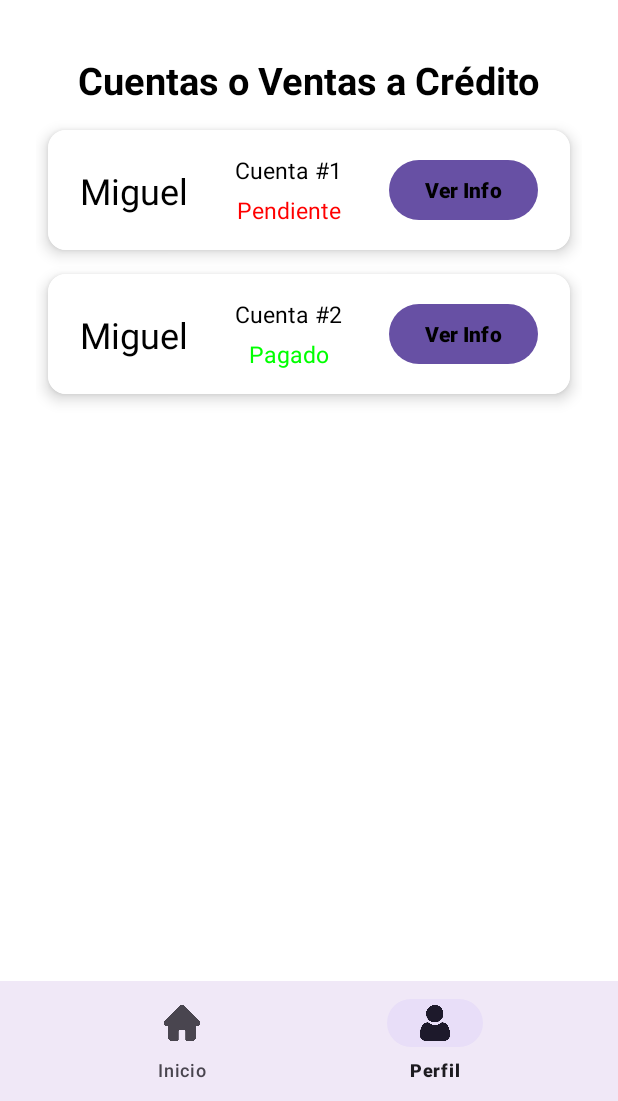
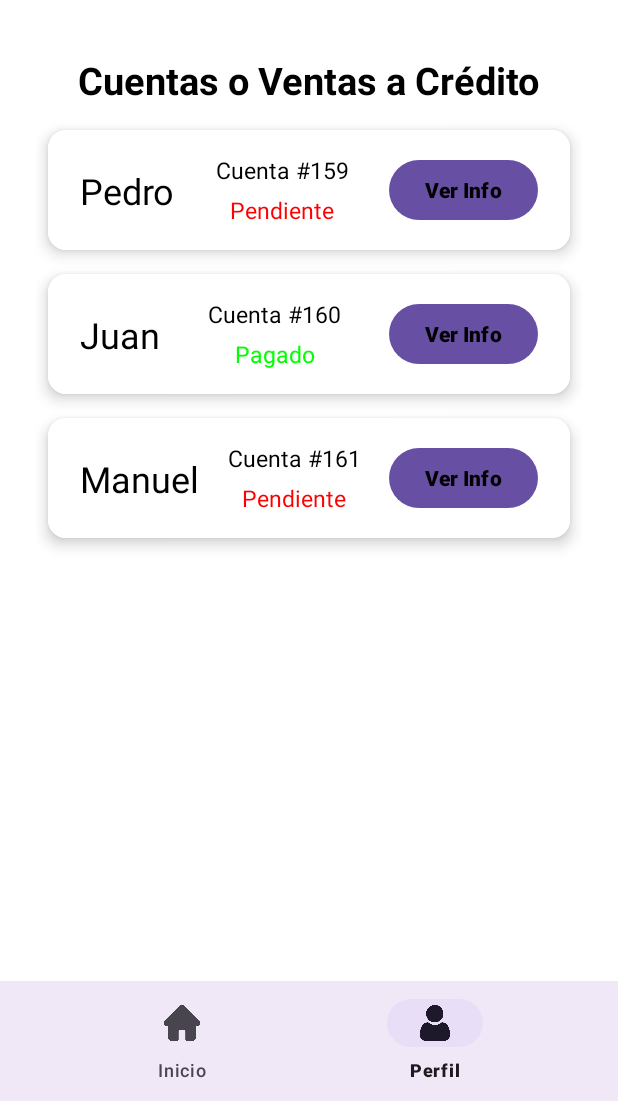
Before and after one commit to IrregularP/AppFerreteria, an Android app: the fragment CuentasPorCobrarFragment placed in its activity, on a phone screen of 412 x 824 dp, the part 135-1236 px from its top. Run offline under Robolectric (Android 15) with nearby library versions, the light colour scheme and no system bars.

Commit message:
Nueva funcion agregada

```diff
--- a/app/src/main/java/com/example/appferreteria/CuentasPorCobrarFragment.java
+++ b/app/src/main/java/com/example/appferreteria/CuentasPorCobrarFragment.java
@@ -9,17 +9,26 @@ import android.widget.Button;
 import android.widget.GridLayout;
 import android.widget.TextView;
 import androidx.fragment.app.Fragment;
-import java.util.ArrayList;
+
 import java.util.List;
+
+import models.venta;
+import models.cliente;
 import models.cuentasPorCobrar;
 import models.usuario;
+
+import mockdata.ventaFakeData;
+import mockdata.clienteFakeData;
 import mockdata.cuentasPorCobrarFakeData;
 
 public class CuentasPorCobrarFragment extends Fragment {
 
     GridLayout gridLayout;
     LayoutInflater globalInflater;
-    List<cuentasPorCobrar> listaCuentas;
+    List<cuentasPorCobrar> ListadeCuentas;
+    List<venta> ListaDeVentas;
+    List<cliente> ListaDeClientes;
+
 
 
     @Override
@@ -29,17 +38,30 @@ public class CuentasPorCobrarFragment extends Fragment {
         globalInflater = inflater;
         gridLayout = view.findViewById(R.id.cuentas);
 
-        listaCuentas = new ArrayList<>(obtenerCuentas());
+        ListadeCuentas = obtenerCuentas();
+        ListaDeVentas = obtenerVentas();
+        ListaDeClientes = obtenerClientes();
+
         renderizarCuentas();
 
         return view;
+    }
 
+    private List<venta> obtenerVentas(){
+        //CAMBIAR POR LO DEL API
+        return ventaFakeData.getVentas();
+    }
+
+    private List<cliente> obtenerClientes(){
+        //CAMBIAR POR LO DEL API
+        return clienteFakeData.getClientes();
     }
 
     private List<cuentasPorCobrar> obtenerCuentas(){
-       //CAMBIAR POR LO DE LA API
-       return cuentasPorCobrarFakeData.getCuentas();
+        //CAMBIAR POR LO DEL API
+        return cuentasPorCobrarFakeData.getCuentas();
     }
+
 
     private void renderizarCuentas(){
         gridLayout.removeAllViews();
@@ -47,33 +69,62 @@ public class CuentasPorCobrarFragment extends Fragment {
         usuario UsuarioActual = SessionManager.getUsuario(getContext());
         boolean esAdmin = UsuarioActual != null && UsuarioActual.getRol().equalsIgnoreCase("administrador");
 
-        for (cuentasPorCobrar cuenta : listaCuentas){
+        for (cuentasPorCobrar cuenta : ListadeCuentas){
             View card = globalInflater.inflate(R.layout.item_card_cuentas, gridLayout, false);
 
             TextView NoCuenta = card.findViewById(R.id.numCuenta);
             TextView EstadoCuenta = card.findViewById(R.id.EstadoCuenta);
+            TextView ClienteNombre = card.findViewById(R.id.ClienteDeLaCuenta);
             Button VerInfo = card.findViewById(R.id.btnVerInfo);
             Button BorrarCuenta = card.findViewById(R.id.BorrarCuenta);
 
+            //Mostrar numero de cuenta
             NoCuenta.setText("Cuenta #" + cuenta.getIdCuenta());
+
+            //Mostar estado
             EstadoCuenta.setText(cuenta.getEstado());
-
             if(cuenta.getEstado().equalsIgnoreCase("pendiente")){
                 EstadoCuenta.setTextColor(Color.RED);
             }else if(cuenta.getEstado().equalsIgnoreCase("pagado")){
                 EstadoCuenta.setTextColor(Color.GREEN);
             }
 
+            //Buscar venta relacionada
+            venta VentaRelacionada = null;
+            for(venta ventaObj : ListaDeVentas){
+                if(ventaObj.getIdVenta() == cuenta.getIdVenta()){
+                    VentaRelacionada = ventaObj;
+                    break;
+                }
+            }
+
+            //Buscar cliente a partir de la venta
+            String NombreCliente = "Cliente Desconocido";
+            if(VentaRelacionada != null){
+                for (cliente Cliente : ListaDeClientes){
+                    if(Cliente.idCliente == VentaRelacionada.getIdCliente()){
+                        NombreCliente = Cliente.getNombre();
+                        break;
+                    }
+                }
+            }
+
+            ClienteNombre.setText(NombreCliente);
+
+            String finalNombreCliente = NombreCliente;
             VerInfo.setOnClickListener(v -> {
                 InfoCuentaDialogFragment dialog = InfoCuentaDialogFragment.newInstance(
-                        cuenta.getIdCuenta(), cuenta.getFechaInicio().toString());
+                        cuenta.getIdCuenta(),
+                        cuenta.getIdVenta(),
+                        cuenta.getFechaInicio().toString(),
+                        finalNombreCliente);
                 dialog.show(getParentFragmentManager(), "infoCuentaDialog");
             });
 
             if (esAdmin){
                 BorrarCuenta.setVisibility(View.VISIBLE);
                 BorrarCuenta.setOnClickListener(v -> {
-                    listaCuentas.remove(cuenta);
+                    ListadeCuentas.remove(cuenta);
                     renderizarCuentas();
                 });
             }else{
--- a/app/src/main/java/mockdata/clienteFakeData.java
+++ b/app/src/main/java/mockdata/clienteFakeData.java
@@ -10,6 +10,7 @@ public class clienteFakeData {
         List<cliente> clientes = new ArrayList<>();
         clientes.add(new cliente(1, "Pedro", "Calle 1", "1243343", "Pedro@gmail.com"));
         clientes.add(new cliente(2, "Juan", "Calle Miguel", "4492121232", "juanito123@gmail.com"));
+        clientes.add(new cliente(3, "Manuel", "Av paseos de reforma", "4497895869", "manelito123@yo.com"));
         return clientes;
     }
 }
--- a/app/src/main/java/mockdata/cuentasPorCobrarFakeData.java
+++ b/app/src/main/java/mockdata/cuentasPorCobrarFakeData.java
@@ -1,16 +1,20 @@
 package mockdata;
 
 import java.time.LocalDate;
+import java.util.ArrayList;
 import java.util.List;
 import models.cuentasPorCobrar;
 
 public class cuentasPorCobrarFakeData {
 
     public static List<cuentasPorCobrar> getCuentas(){
-        return List.of(
-                new cuentasPorCobrar(1, 1, LocalDate.of(2024, 12, 12), "Pendiente"),
-                new cuentasPorCobrar(2, 2, LocalDate.of(2023, 4, 13), "Pagado")
-        );
+        List<cuentasPorCobrar> cuentas = new ArrayList<>();
+
+        cuentas.add(new cuentasPorCobrar(159, 1234, LocalDate.of(2015, 8, 13), "Pendiente"));
+        cuentas.add(new cuentasPorCobrar(160, 5678, LocalDate.of(2012, 12, 7), "Pagado"));
+        cuentas.add(new cuentasPorCobrar(161, 9101, LocalDate.of(2010, 8, 15), "Pendiente"));
+
+        return cuentas;
     }
 
     public static void eliminarCuenta(int idCuenta){
--- a/app/src/main/java/mockdata/ventaFakeData.java
+++ b/app/src/main/java/mockdata/ventaFakeData.java
@@ -9,8 +9,9 @@ public class ventaFakeData {
 
     public static List<venta> getVentas(){
         List<venta> ventas = new ArrayList<>();
-        ventas.add(new venta(1000, LocalDate.of(2024, 8, 12),1, 1));
-        ventas.add(new venta(1001, LocalDate.of(2025, 8, 12),2, 1));
+        ventas.add(new venta(1234, LocalDate.of(2024, 8, 12),1, 1));
+        ventas.add(new venta(5678, LocalDate.of(2025, 8, 12),2, 1));
+        ventas.add(new venta(9101, LocalDate.of(2014, 1, 26), 3, 1));
         return ventas;
     }
 }
```
Also changed, not shown: app/src/main/java/com/example/appferreteria/CategoriaAdapter.java (added, +60 -0 lines), app/src/main/java/com/example/appferreteria/CategoriaFragment.java (added, +51 -0 lines), app/src/main/java/com/example/appferreteria/HomeFragment.java (+7 -4 lines), app/src/main/java/com/example/appferreteria/InfoCuentaDialogFragment.java (+67 -11 lines), app/src/main/java/mockdata/categoriaFakeData.java (added, +22 -0 lines), app/src/main/java/models/abonos.java (+16 -0 lines), app/src/main/java/models/categoria.java (+8 -0 lines), app/src/main/java/models/comprasProducto.java (+24 -0 lines), app/src/main/java/models/detalleVenta.java (+16 -0 lines), app/src/main/res/layout/fragment_categoria.xml (added, +22 -0 lines), app/src/main/res/layout/item_card_categorias.xml (added, +39 -0 lines), app/src/main/res/drawable/categoria.png (added).
